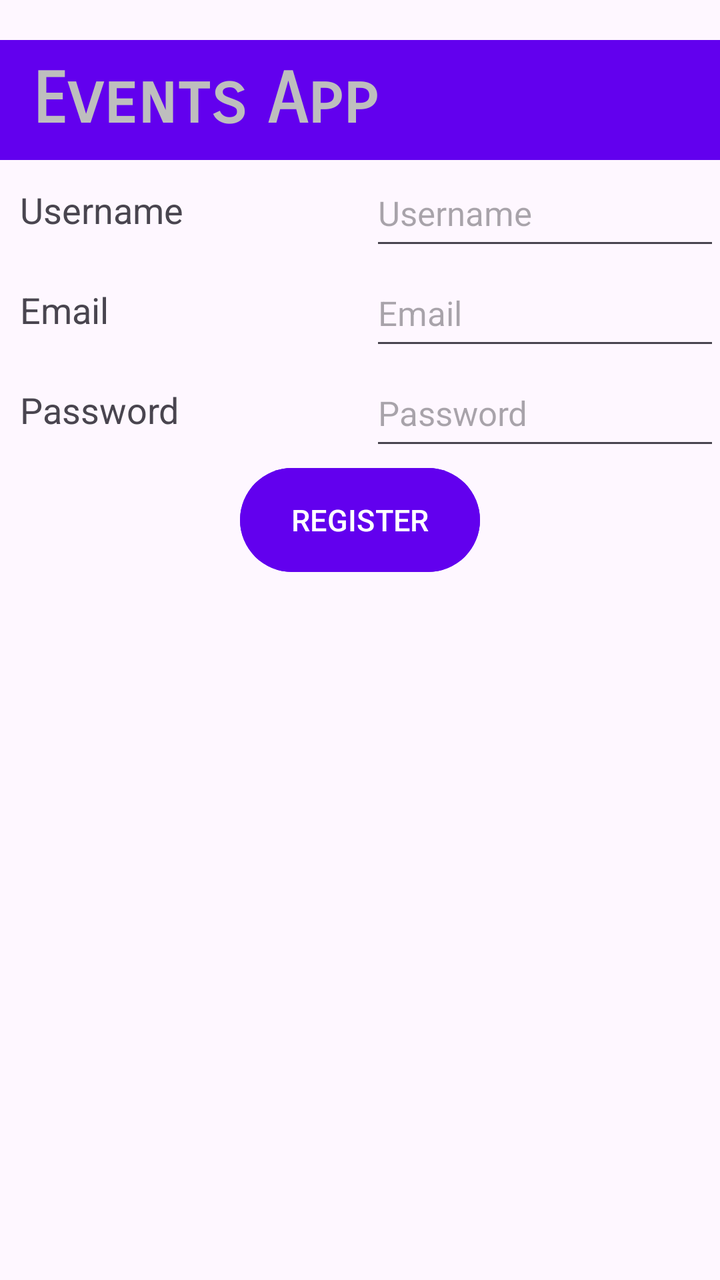
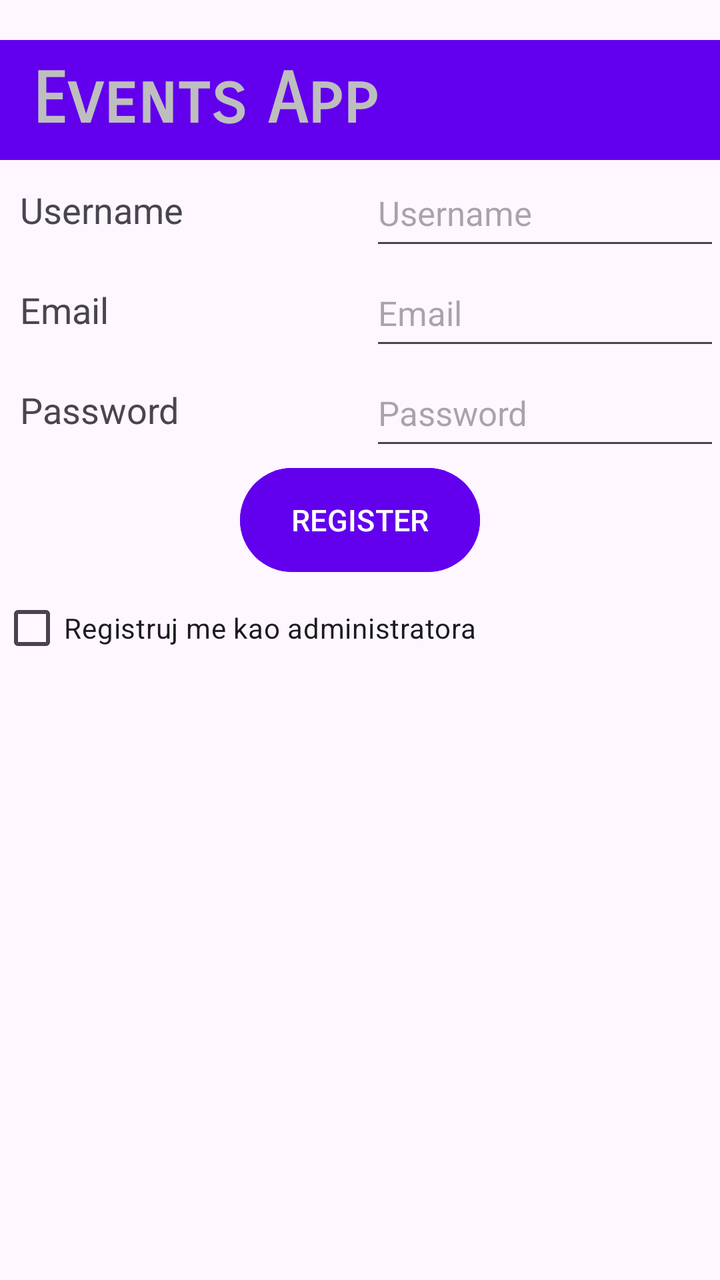

The first picture is an Android layout as it rendered before a commit; the second is the same layout after the commit. The layout source and the unified diff follow.
<!-- AndroidManifest.xml: application theme Theme.EventsApp -->
<!-- res/layout/activity_register.xml -->
<?xml version="1.0" encoding="utf-8"?>
<LinearLayout xmlns:android="http://schemas.android.com/apk/res/android"
    xmlns:app="http://schemas.android.com/apk/res-auto"
    xmlns:tools="http://schemas.android.com/tools"
    android:id="@+id/main"
    android:layout_width="match_parent"
    android:layout_height="match_parent"
    android:orientation="vertical"
    tools:context=".RegisterActivity"
    >
    <include layout="@layout/header"></include>

    
    <LinearLayout
        android:layout_width="match_parent"
        android:layout_height="50dp"
        android:orientation="horizontal"
        >
        <TextView
            android:layout_width="0dp"
            android:layout_height="match_parent"
            android:text="@string/rgs_username"
            android:gravity="center_vertical"
            android:layout_weight="1"
            android:layout_marginStart="10dp"
            android:textSize="18sp"
            >
        </TextView>
        <EditText
            android:id="@+id/id_rgs_username"
            android:layout_width="0dp"
            android:layout_height="match_parent"
            android:hint="@string/rgs_username"
            android:layout_weight="1"
            android:textSize="17sp"
            >
        </EditText>
    </LinearLayout>

    
    <LinearLayout
        android:layout_width="match_parent"
        android:layout_height="50dp"
        android:orientation="horizontal"
        >
        <TextView
            android:layout_width="0dp"
            android:layout_height="match_parent"
            android:layout_weight="1"
            android:text="@string/rgs_email"
            android:gravity="center_vertical"
            android:layout_marginStart="10dp"
            android:textSize="18sp"
            >
        </TextView>
        <EditText
            android:id="@+id/id_rgs_email"
            android:layout_width="0dp"
            android:layout_height="match_parent"
            android:layout_weight="1"
            android:hint="@string/rgs_email"
            android:textSize="17sp"
            android:inputType="textEmailAddress"
            >
        </EditText>
    </LinearLayout>

    
    <LinearLayout
        android:layout_width="match_parent"
        android:layout_height="50dp"
        android:orientation="horizontal"
        >
        <TextView
            android:layout_width="0dp"
            android:layout_height="match_parent"
            android:layout_weight="1"
            android:text="@string/rgs_password"
            android:gravity="center_vertical"
            android:layout_marginStart="10dp"
            android:textSize="18sp"
            >
        </TextView>
        <EditText
            android:id="@+id/id_rgs_password"
            android:layout_width="0dp"
            android:layout_height="match_parent"
            android:layout_weight="1"
            android:hint="@string/rgs_password"
            android:textSize="17sp"
            android:inputType="textPassword"
            >
        </EditText>
    </LinearLayout>

    <Button
        android:id="@+id/id_rgs_btn"
        android:layout_width="120dp"
        android:layout_height="60dp"
        android:backgroundTint="@color/ljubicasta_tamnija"
        android:text="@string/rgs_button"
        android:textSize="15sp"
        android:layout_gravity="center_horizontal"
        >
    </Button>

</LinearLayout>
<!-- res/layout/header.xml (included above) -->
<?xml version="1.0" encoding="utf-8"?>
<LinearLayout
    xmlns:android="http://schemas.android.com/apk/res/android"
    xmlns:app="http://schemas.android.com/apk/res-auto"
    xmlns:tools="http://schemas.android.com/tools"
    android:id="@+id/header"
    android:layout_width="match_parent"
    android:layout_height="60dp"
    android:background="@color/ljubicasta_tamnija"
    android:orientation="horizontal"
    android:paddingStart="16dp"
    android:layout_marginTop="20dp"
    tools:ignore="RtlSymmetry">

    <TextView
        android:layout_height="wrap_content"
        android:layout_width="wrap_content"
        android:text="@string/app_name"
        android:textColor="@color/siva_svetlija"
        android:textSize="35sp"
        android:fontFamily="sans-serif-smallcaps"
        android:textStyle="bold"
        android:layout_gravity="center_vertical"
        />



</LinearLayout>
<!-- resources referenced by this layout -->
<resources>
  <color name="ljubicasta_tamnija">#FF6200EE</color>
  <color name="siva_svetlija">#BEBEBE</color>
  <string name="app_name">Events App</string>
  <string name="rgs_button">REGISTER</string>
  <string name="rgs_email">Email</string>
  <string name="rgs_password">Password</string>
  <string name="rgs_username">Username</string>
  <style name="Theme.EventsApp" parent="Base.Theme.EventsApp" />
  <style name="Base.Theme.EventsApp" parent="Theme.Material3.DayNight.NoActionBar">
          
          
      </style>
</resources>

<!-- the commit's change to res/layout/activity_register.xml (unified diff, before → after) -->
@@ -103,6 +103,11 @@
         android:layout_gravity="center_horizontal"
         >
     </Button>
+    <CheckBox
+        android:id="@+id/id_rgs_is_admin"
+        android:layout_width="match_parent"
+        android:layout_height="wrap_content"
+        android:text="Registruj me kao administratora"/>
 
 </LinearLayout>
 <!-- res/layout/header.xml (included above) -->
